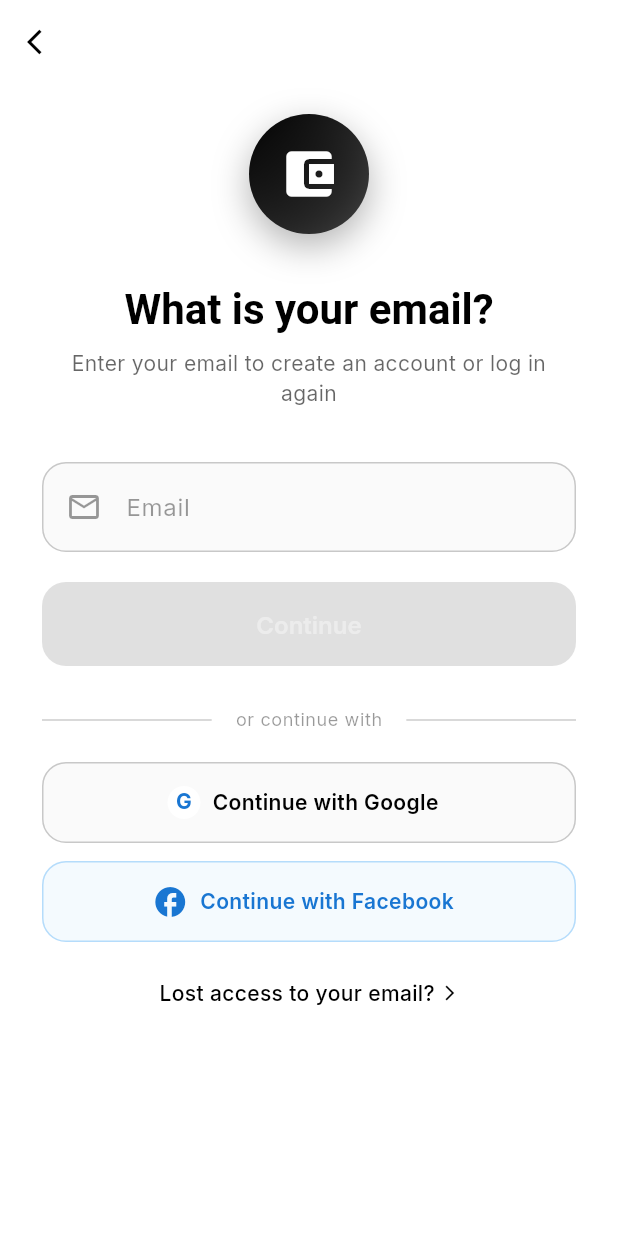
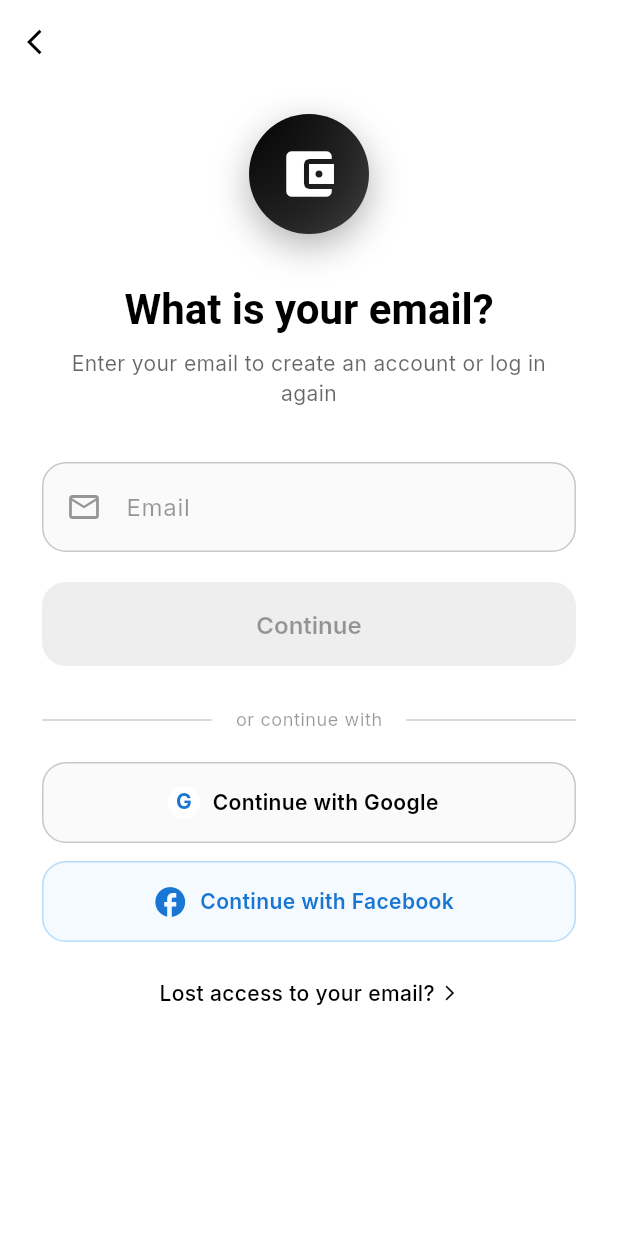
Before and after one commit to MohamedGasser15/Mahfazti, a Flutter app: the EmailScreen screen opened by its route, on a phone screen of 412 x 824 dp. Run offline on Flutter 3.47's test engine with Material 3 defaults, Android fonts, the phone set to English and light mode, and no system bars; our stand-ins replace device_info_plus, dio, equatable, fl_chart, flutter_secure_storage, flutter_slidable and 5 more; missing offline and left inert: cupertino_native; accounts and stored records are empty; network calls fail.

Commit message:
fix: light mode background in home tab and email continue button
- Wrap SafeArea in Container with proper background in home_tab
- Fix email Continue button colors for light/dark mode
- Fix iOS navigation bar safe area bottom padding

```diff
--- a/apps/mobile/lib/features/auth/presentation/screens/email_screen.dart
+++ b/apps/mobile/lib/features/auth/presentation/screens/email_screen.dart
@@ -462,10 +462,17 @@ class _EmailScreenState extends State<EmailScreen>
                               : null,
                           style: ElevatedButton.styleFrom(
                             backgroundColor:
-                                _isEmailValid ? Colors.white : Colors.grey[300],
-                            foregroundColor: Colors.black,
-                            disabledBackgroundColor: Colors.grey[300],
-                            disabledForegroundColor: Colors.black38,
+                                _isEmailValid
+                                    ? (isDark ? Colors.white : theme.colorScheme.primary)
+                                    : (isDark ? Colors.grey[800] : Colors.grey[200]),
+                            foregroundColor:
+                                _isEmailValid
+                                    ? (isDark ? Colors.black : theme.colorScheme.onPrimary)
+                                    : (isDark ? Colors.white38 : Colors.black38),
+                            disabledBackgroundColor:
+                                isDark ? Colors.grey[800] : Colors.grey[200],
+                            disabledForegroundColor:
+                                isDark ? Colors.white38 : Colors.black38,
                             minimumSize:
                                 const Size(double.infinity, 56),
                             shape: RoundedRectangleBorder(
@@ -473,7 +480,8 @@ class _EmailScreenState extends State<EmailScreen>
                                   BorderRadius.circular(16),
                             ),
                             elevation: _isEmailValid ? 4 : 0,
-                            shadowColor: Colors.black26,
+                            shadowColor: theme.colorScheme.primary
+                                .withValues(alpha: 0.3),
                           ),
                           child: _isLoading
                               ? SizedBox(
@@ -517,9 +525,8 @@ class _EmailScreenState extends State<EmailScreen>
                                     fontWeight: FontWeight.w600,
                                     fontSize: 16,
                                     color: _isEmailValid && !_isLoading
-                                        ? Colors.black
-                                        : theme.colorScheme.onPrimary
-                                            .withValues(alpha: 0.4),
+                                        ? (isDark ? Colors.black : theme.colorScheme.onPrimary)
+                                        : (isDark ? Colors.white38 : Colors.black38),
                                   ),
                                 ),
                         ),
--- a/apps/mobile/lib/features/wallet/presentation/screens/home_tab.dart
+++ b/apps/mobile/lib/features/wallet/presentation/screens/home_tab.dart
@@ -248,7 +248,9 @@ abstract class _HomeTabState extends State<HomeTab> {
     final isDarkMode = Theme.of(context).brightness == Brightness.dark;
     final hideService = Provider.of<HideBalanceService>(context);
 
-    return SafeArea(
+    return Container(
+      color: isDarkMode ? Colors.black : Colors.white,
+      child: SafeArea(
       bottom: false,
       child: Stack(
         children: [
@@ -647,6 +649,7 @@ abstract class _HomeTabState extends State<HomeTab> {
           ),
         ],
       ),
+      ),
     );
   }
 
```
